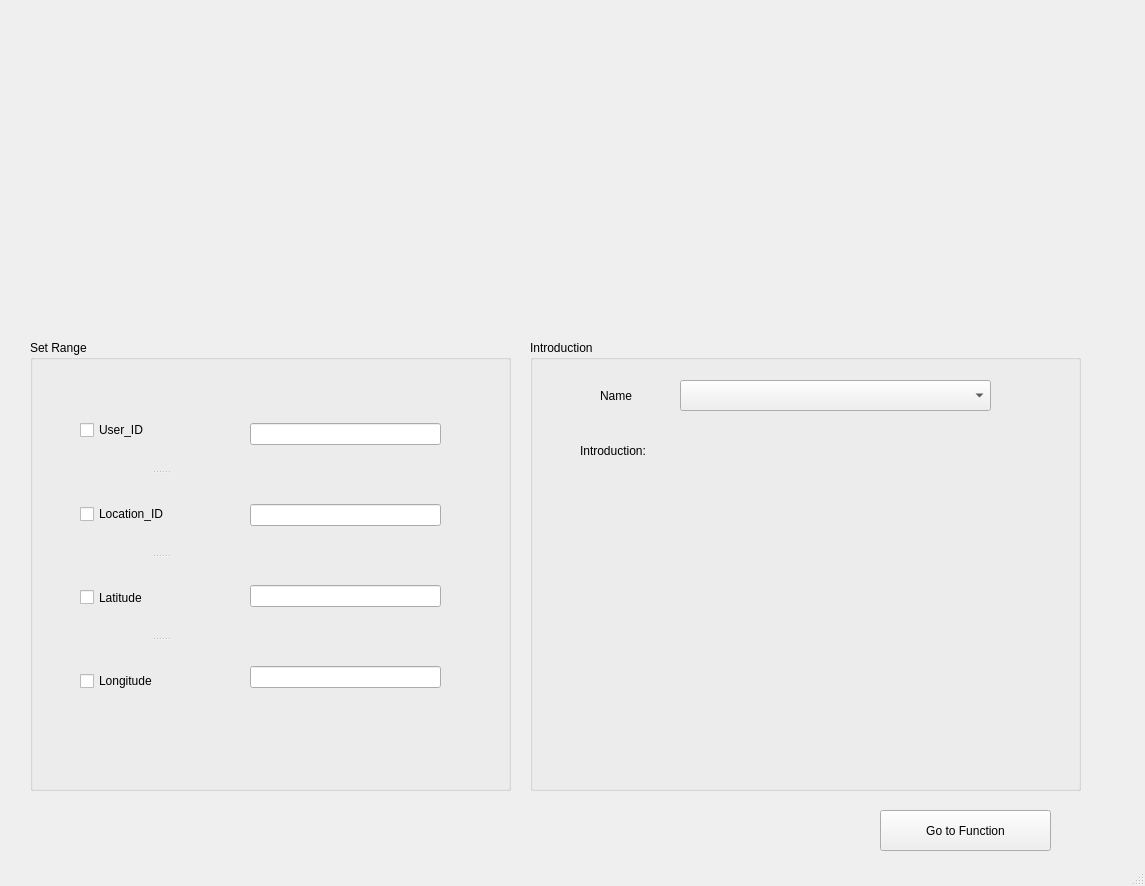
First picture: the form in mainwindow.ui, repository Jzyz-Q/QT-POI, before the edit.
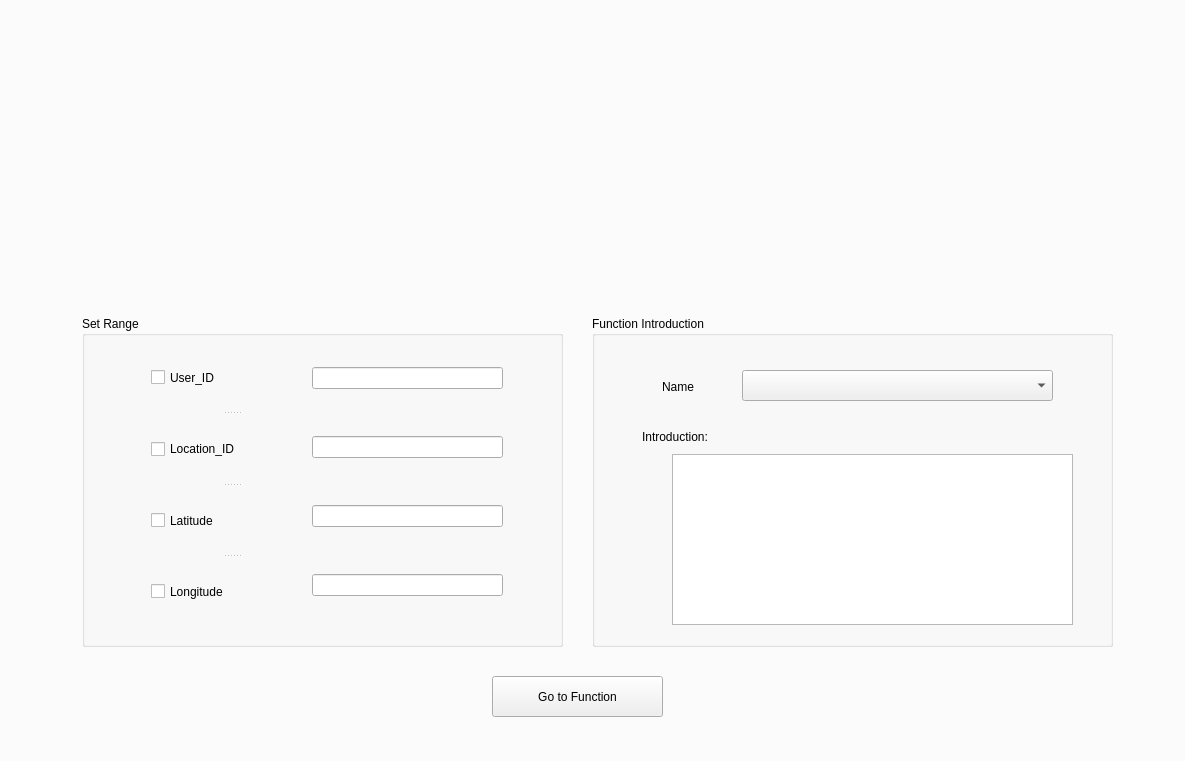
Second picture: the form after the edit. Icons and pictures are not drawn.

Patch:
```diff
--- a/mainwindow.ui
+++ b/mainwindow.ui
@@ -6,8 +6,8 @@
    <rect>
     <x>0</x>
     <y>0</y>
-    <width>1145</width>
-    <height>886</height>
+    <width>1185</width>
+    <height>761</height>
    </rect>
   </property>
   <property name="windowTitle">
@@ -17,69 +17,94 @@
    <string notr="true"/>
   </property>
   <widget class="QWidget" name="centralwidget">
-   <widget class="QGroupBox" name="groupBox">
+   <widget class="QTabWidget" name="tabWidget">
     <property name="geometry">
      <rect>
-      <x>530</x>
-      <y>340</y>
-      <width>551</width>
-      <height>451</height>
+      <x>-20</x>
+      <y>-30</y>
+      <width>1211</width>
+      <height>800</height>
      </rect>
     </property>
+    <property name="currentIndex">
+     <number>0</number>
+    </property>
+    <widget class="QWidget" name="tab">
+     <attribute name="title">
+      <string>Tab 1</string>
+     </attribute>
+     <widget class="QWidget" name="widget_4" native="true">
+      <property name="geometry">
+       <rect>
+        <x>200</x>
+        <y>0</y>
+        <width>601</width>
+        <height>161</height>
+       </rect>
+      </property>
     <property name="styleSheet">
-     <string notr="true">font: 9pt &quot;Times New Roman&quot;;
-font: 10pt &quot;Arial&quot;;</string>
-    </property>
-    <property name="title">
-     <string>Introduction</string>
-    </property>
-    <widget class="QComboBox" name="fctBox">
+       <string notr="true">image: url(:/see.png);</string>
+      </property>
+     </widget>
+     <widget class="QWidget" name="widget_3" native="true">
+      <property name="geometry">
+       <rect>
+        <x>461</x>
+        <y>110</y>
+        <width>381</width>
+        <height>151</height>
+       </rect>
+      </property>
+      <property name="styleSheet">
+       <string notr="true">image: url(:/name.png);</string>
+      </property>
+     </widget>
+     <widget class="QWidget" name="widget_6" native="true">
      <property name="geometry">
       <rect>
-       <x>150</x>
-       <y>40</y>
-       <width>311</width>
-       <height>31</height>
+        <x>80</x>
+        <y>200</y>
+        <width>1031</width>
+        <height>91</height>
       </rect>
      </property>
      <property name="styleSheet">
-      <string notr="true">alternate-background-color: rgb(255, 255, 255);</string>
-     </property>
-    </widget>
-    <widget class="QLabel" name="label_3">
+       <string notr="true">image: url(:/3.png);</string>
+      </property>
+     </widget>
+     <widget class="QWidget" name="widget_2" native="true">
      <property name="geometry">
       <rect>
-       <x>70</x>
-       <y>40</y>
-       <width>71</width>
-       <height>31</height>
-      </rect>
-     </property>
-     <property name="text">
-      <string>Name</string>
-     </property>
-    </widget>
-    <widget class="QLabel" name="label_4">
+        <x>860</x>
+        <y>30</y>
+        <width>191</width>
+        <height>181</height>
+       </rect>
+      </property>
+      <property name="styleSheet">
+       <string notr="true">image: url(:/mark.png);</string>
+      </property>
+     </widget>
+     <widget class="QWidget" name="widget" native="true">
      <property name="geometry">
       <rect>
-       <x>50</x>
-       <y>90</y>
+        <x>310</x>
+        <y>120</y>
        <width>121</width>
-       <height>41</height>
-      </rect>
-     </property>
-     <property name="text">
-      <string>Introduction:</string>
-     </property>
-    </widget>
+        <height>121</height>
+       </rect>
+      </property>
+      <property name="styleSheet">
+       <string notr="true">image: url(:/sign.png);</string>
+      </property>
    </widget>
    <widget class="QGroupBox" name="groupBox_2">
     <property name="geometry">
      <rect>
-      <x>30</x>
-      <y>340</y>
+        <x>100</x>
+        <y>320</y>
       <width>481</width>
-      <height>451</height>
+        <height>331</height>
      </rect>
     </property>
     <property name="styleSheet">
@@ -92,10 +117,10 @@
     <widget class="QWidget" name="layoutWidget">
      <property name="geometry">
       <rect>
-       <x>220</x>
-       <y>30</y>
+         <x>230</x>
+         <y>10</y>
        <width>191</width>
-       <height>371</height>
+         <height>311</height>
       </rect>
      </property>
      <layout class="QVBoxLayout" name="verticalLayout">
@@ -152,10 +177,10 @@
     <widget class="QSplitter" name="splitter_4">
      <property name="geometry">
       <rect>
-       <x>50</x>
-       <y>50</y>
+         <x>69</x>
+         <y>28</y>
        <width>161</width>
-       <height>331</height>
+         <height>281</height>
       </rect>
      </property>
      <property name="orientation">
@@ -199,11 +224,101 @@
      </widget>
     </widget>
    </widget>
+     <widget class="QGroupBox" name="groupBox">
+      <property name="geometry">
+       <rect>
+        <x>610</x>
+        <y>320</y>
+        <width>521</width>
+        <height>331</height>
+       </rect>
+      </property>
+      <property name="styleSheet">
+       <string notr="true">
+font: 75 9pt &quot;Segoe Print&quot;;
+</string>
+      </property>
+      <property name="title">
+       <string>Function Introduction</string>
+      </property>
+      <widget class="QComboBox" name="fctBox">
+       <property name="geometry">
+        <rect>
+         <x>150</x>
+         <y>54</y>
+         <width>311</width>
+         <height>31</height>
+        </rect>
+       </property>
+       <property name="styleSheet">
+        <string notr="true">alternate-background-color: rgb(255, 255, 255);</string>
+       </property>
+      </widget>
+      <widget class="QLabel" name="label_3">
+       <property name="geometry">
+        <rect>
+         <x>70</x>
+         <y>55</y>
+         <width>71</width>
+         <height>31</height>
+        </rect>
+       </property>
+       <property name="styleSheet">
+        <string notr="true">font: 75 10pt &quot;Segoe Script&quot;;</string>
+       </property>
+       <property name="text">
+        <string>Name</string>
+       </property>
+      </widget>
+      <widget class="QLabel" name="label_4">
+       <property name="geometry">
+        <rect>
+         <x>50</x>
+         <y>105</y>
+         <width>171</width>
+         <height>31</height>
+        </rect>
+       </property>
+       <property name="styleSheet">
+        <string notr="true">font: 75 10pt &quot;Segoe Script&quot;;</string>
+       </property>
+       <property name="text">
+        <string>Introduction:</string>
+       </property>
+      </widget>
+      <widget class="QTextBrowser" name="introduction">
+       <property name="geometry">
+        <rect>
+         <x>80</x>
+         <y>138</y>
+         <width>401</width>
+         <height>171</height>
+        </rect>
+       </property>
+       <property name="styleSheet">
+        <string notr="true">font: 10pt &quot;Ink Free&quot;;
+</string>
+       </property>
+      </widget>
+     </widget>
+     <widget class="QWidget" name="widget_5" native="true">
+      <property name="geometry">
+       <rect>
+        <x>1000</x>
+        <y>601</y>
+        <width>191</width>
+        <height>111</height>
+       </rect>
+      </property>
+      <property name="styleSheet">
+       <string notr="true">image: url(:/11.png);</string>
+      </property>
+     </widget>
    <widget class="QPushButton" name="next">
     <property name="geometry">
      <rect>
-      <x>880</x>
-      <y>810</y>
+        <x>510</x>
+        <y>680</y>
       <width>171</width>
       <height>41</height>
      </rect>
@@ -215,77 +330,12 @@
      <string>Go to Function</string>
     </property>
    </widget>
-   <widget class="QWidget" name="widget_3" native="true">
-    <property name="geometry">
-     <rect>
-      <x>410</x>
-      <y>120</y>
-      <width>381</width>
-      <height>151</height>
-     </rect>
-    </property>
-    <property name="styleSheet">
-     <string notr="true">image: url(:/name.png);</string>
-    </property>
-   </widget>
-   <widget class="QWidget" name="widget" native="true">
-    <property name="geometry">
-     <rect>
-      <x>260</x>
-      <y>130</y>
-      <width>121</width>
-      <height>121</height>
-     </rect>
-    </property>
-    <property name="styleSheet">
-     <string notr="true">image: url(:/sign.png);</string>
-    </property>
-   </widget>
-   <widget class="QWidget" name="widget_4" native="true">
-    <property name="geometry">
-     <rect>
-      <x>150</x>
-      <y>10</y>
-      <width>601</width>
-      <height>161</height>
-     </rect>
-    </property>
-    <property name="styleSheet">
-     <string notr="true">image: url(:/see.png);</string>
-    </property>
-   </widget>
-   <widget class="QWidget" name="widget_2" native="true">
-    <property name="geometry">
-     <rect>
-      <x>810</x>
-      <y>40</y>
-      <width>191</width>
-      <height>181</height>
-     </rect>
-    </property>
-    <property name="styleSheet">
-     <string notr="true">image: url(:/mark.png);</string>
-    </property>
-   </widget>
-   <widget class="QWidget" name="widget_6" native="true">
-    <property name="geometry">
-     <rect>
-      <x>50</x>
-      <y>210</y>
-      <width>971</width>
-      <height>91</height>
-     </rect>
-    </property>
-    <property name="styleSheet">
-     <string notr="true">image: url(:/3.png);</string>
-    </property>
-   </widget>
    <widget class="QWidget" name="widget_7" native="true">
     <property name="geometry">
      <rect>
-      <x>140</x>
-      <y>20</y>
-      <width>601</width>
+        <x>186</x>
+        <y>8</y>
+        <width>611</width>
       <height>161</height>
      </rect>
     </property>
@@ -293,19 +343,20 @@
      <string notr="true">image: url(:/4.png);</string>
     </property>
    </widget>
-   <widget class="QWidget" name="widget_5" native="true">
+     <widget class="QWidget" name="widget_8" native="true">
     <property name="geometry">
      <rect>
-      <x>960</x>
-      <y>730</y>
-      <width>171</width>
-      <height>101</height>
+        <x>453</x>
+        <y>120</y>
+        <width>381</width>
+        <height>141</height>
      </rect>
     </property>
     <property name="styleSheet">
-     <string notr="true">image: url(:/11.png);</string>
-    </property>
-   </widget>
+       <string notr="true">image: url(:/5.png);</string>
+      </property>
+     </widget>
+     <zorder>widget_8</zorder>
    <zorder>widget_7</zorder>
    <zorder>groupBox_2</zorder>
    <zorder>groupBox</zorder>
@@ -315,9 +366,9 @@
    <zorder>widget_2</zorder>
    <zorder>widget_6</zorder>
    <zorder>widget_4</zorder>
-   <zorder>widget_5</zorder>
-  </widget>
-  <widget class="QStatusBar" name="statusbar"/>
+    </widget>
+   </widget>
+  </widget>
   <action name="actionAdd_File">
    <property name="checkable">
     <bool>false</bool>
```
Left out of the diff: 12 changed lines with no effect on the pictures. Lines whose indentation alone changed are shown as unchanged.
